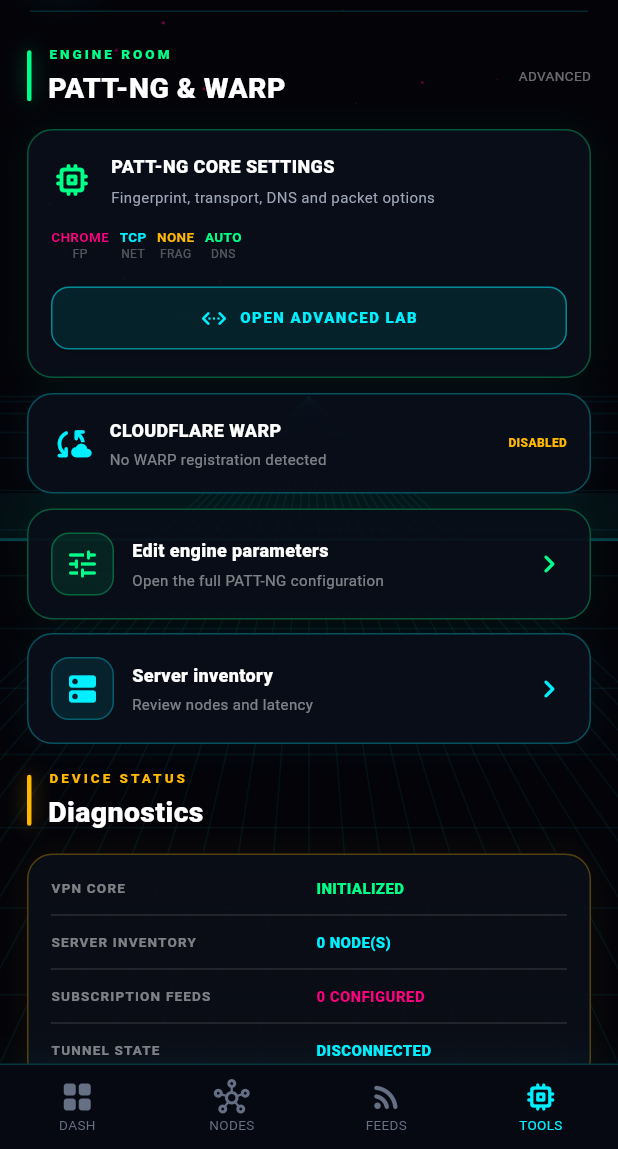
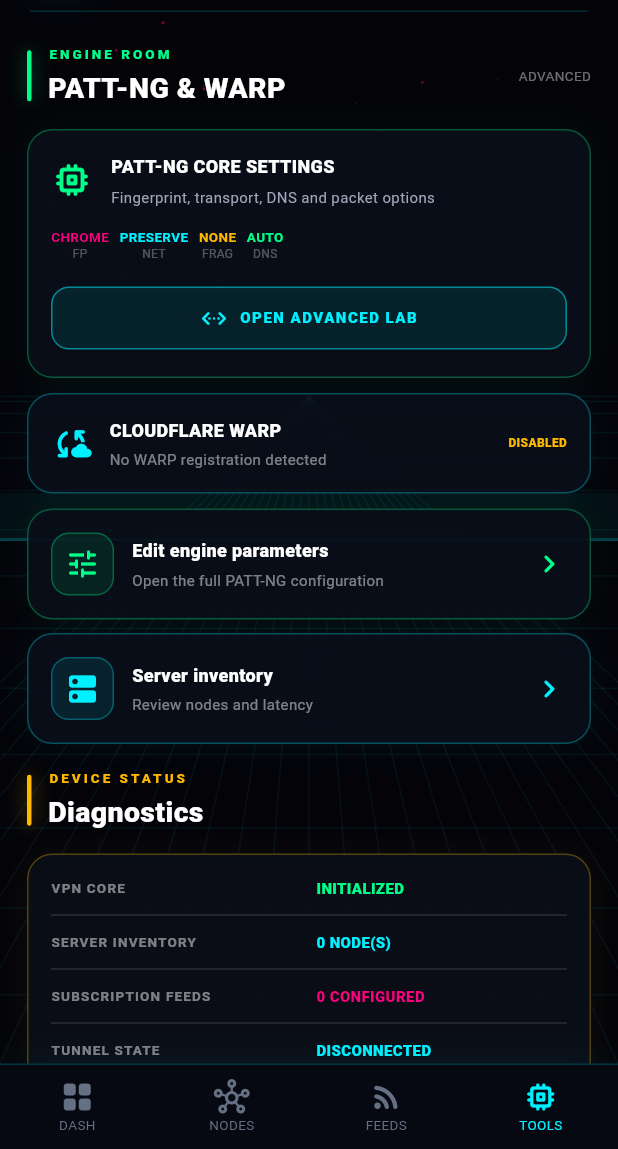
Before and after one commit to abolboy/zeus_vpn_app, a Flutter app: the screen it shows after launch, item 4 of the bottom bar chosen, on a phone screen of 412 x 824 dp, the part 87-1236 px from its top. Run offline on Flutter 3.47's test engine with Material 3 defaults, Android fonts, the light colour scheme and no system bars; our stand-ins replace dio, flutter_secure_storage, shared_preferences; missing offline and left inert: flutter_v2ray_client.

Commit message:
Make PATT transport preserve and TCP override explicit

```diff
--- a/lib/main.dart
+++ b/lib/main.dart
@@ -92,7 +92,7 @@
   String path = '/';
   String host = '';
   String headerType = 'none';
-  String network = 'tcp';
+  String network = 'preserve';
 }
 
 /// Applies optional PATT-NG overrides without silently replacing fields
@@ -114,7 +114,7 @@
       q['sid'] = patt.sid;
       q['spx'] = patt.spx;
     }
-    final netNow = patt.network != 'tcp' ? patt.network : (q['type'] ?? 'tcp');
+    final netNow = patt.network != 'preserve' ? patt.network : (q['type'] ?? 'tcp');
     final secNow = q['security'] ?? 'none';
     if (u.scheme == 'vless' && netNow == 'tcp' && (secNow == 'tls' || secNow == 'reality')) {
       if (patt.flow == 'xtls-rprx-vision') {
@@ -135,7 +135,7 @@
     if (patt.path.isNotEmpty && patt.path != '/') q['path'] = patt.path;
     if (patt.host.isNotEmpty) q['host'] = patt.host;
     if (patt.headerType != 'none') q['headerType'] = patt.headerType;
-    if (patt.network.isNotEmpty && patt.network != 'tcp') q['type'] = patt.network;
+    if (patt.network.isNotEmpty && patt.network != 'preserve') q['type'] = patt.network;
     return u.replace(queryParameters: q).toString();
   } catch (_) {
     return uri;
@@ -300,7 +300,13 @@
     _patt.path = p.getString('p_path') ?? '/';
     _patt.host = p.getString('p_host') ?? '';
     _patt.headerType = p.getString('p_ht') ?? 'none';
-    _patt.network = p.getString('p_net') ?? 'tcp';
+    final savedNetwork = p.getString('p_net');
+    final networkSettingsVersion = p.getBool('p_net_v2') ?? false;
+    // Older builds displayed TCP as the default but treated it as "preserve".
+    // Migrate that legacy value once so imported WS/gRPC links keep their transport.
+    _patt.network = savedNetwork == null
+        ? 'preserve'
+        : (savedNetwork == 'tcp' && !networkSettingsVersion ? 'preserve' : savedNetwork);
   }
 
   Future<void> _savePatt() async {
@@ -333,6 +339,7 @@
     await p.setString('p_host', _patt.host);
     await p.setString('p_ht', _patt.headerType);
     await p.setString('p_net', _patt.network);
+    await p.setBool('p_net_v2', true);
   }
 
   Future<void> _saveWarp() async {
@@ -1034,7 +1041,7 @@
             setMs(() => _patt.alpn = v);
             _savePatt();
           }),
-          _dd('NETWORK', ['tcp', 'ws', 'grpc', 'http', 'kcp', 'quic', 'httpupgrade', 'splithttp'], _patt.network, (v) {
+          _dd('NETWORK', ['preserve', 'tcp', 'ws', 'grpc', 'http', 'kcp', 'quic', 'httpupgrade', 'splithttp'], _patt.network, (v) {
             setMs(() => _patt.network = v);
             _savePatt();
           }),
```
Also changed, not shown: 1 other file.
